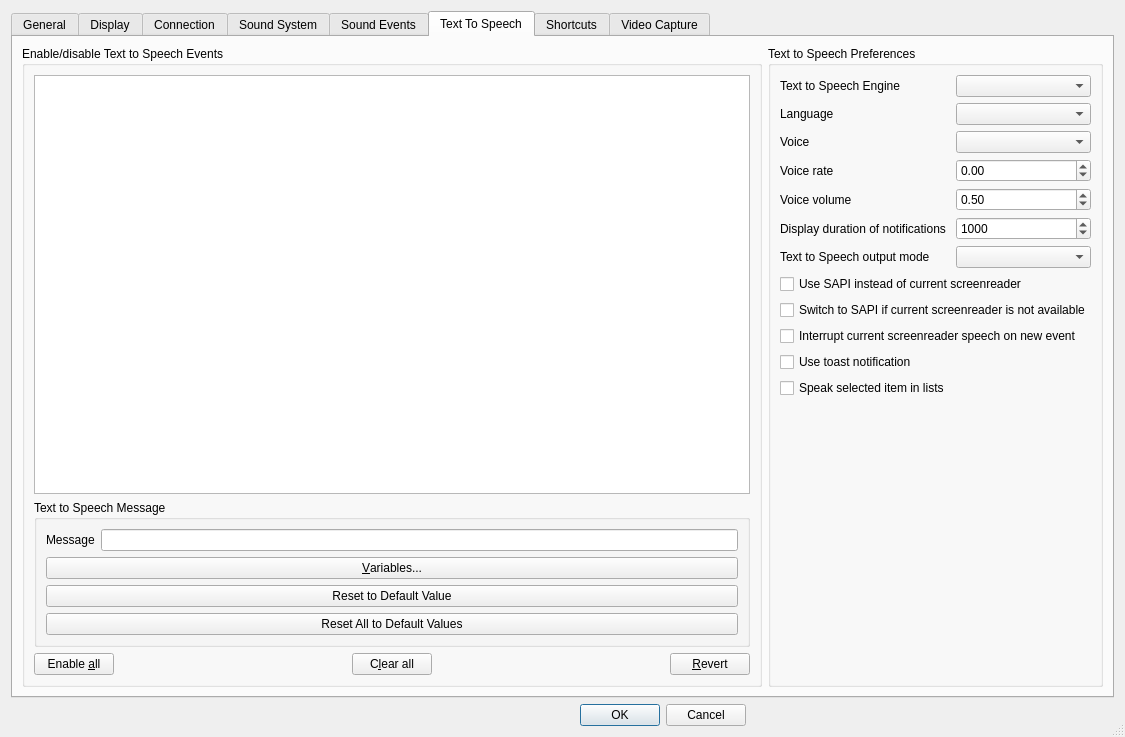
Above: Client/qtTeamTalk/preferences.ui from BearWare/TeamTalk5 before the change. Below: the same form after it.
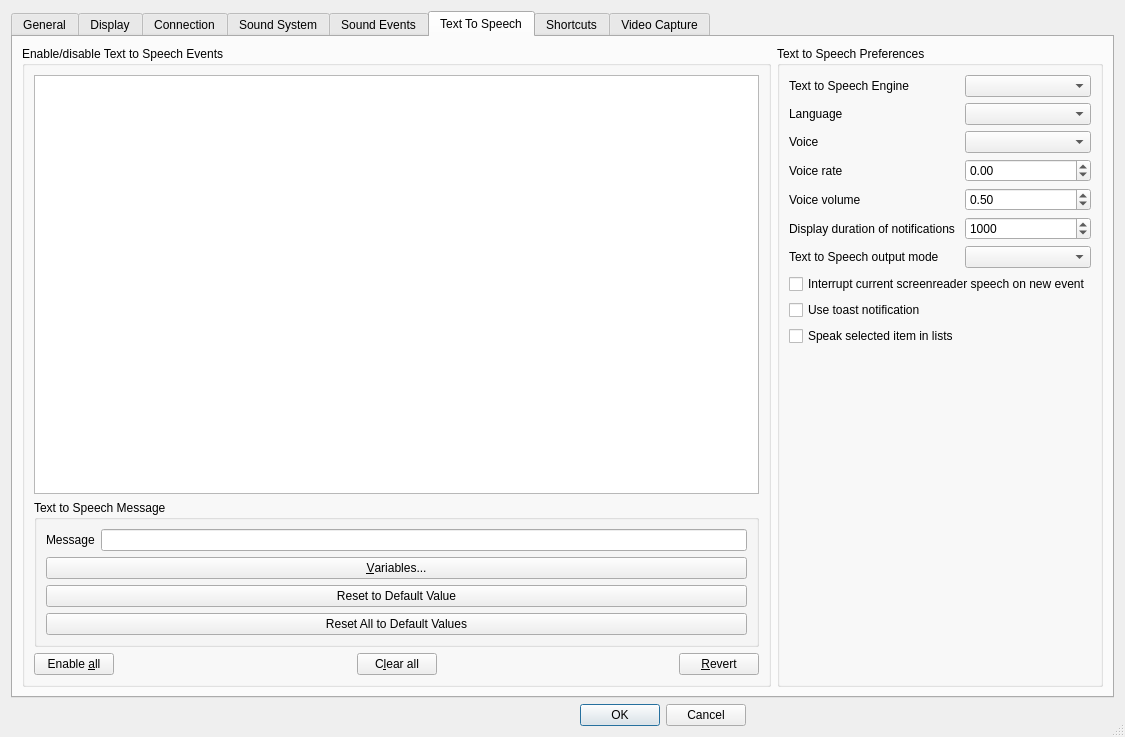
That is the form after the change. The open tabs and pages were chosen to show the change. Icons and pictures are not drawn. Custom widgets are drawn as their Qt base class.

Commit message: Switch to Prism

```diff
--- a/Client/qtTeamTalk/preferences.ui
+++ b/Client/qtTeamTalk/preferences.ui
@@ -1912,20 +1912,6 @@
              <widget class="QComboBox" name="ttsOutputModeComboBox"/>
             </item>
             <item row="7" column="0" colspan="2">
-             <widget class="QCheckBox" name="ttsForceSapiChkBox">
-              <property name="text">
-               <string>Use SAPI instead of current screenreader</string>
-              </property>
-             </widget>
-            </item>
-            <item row="8" column="0" colspan="2">
-             <widget class="QCheckBox" name="ttsTrySapiChkBox">
-              <property name="text">
-               <string>Switch to SAPI if current screenreader is not available</string>
-              </property>
-             </widget>
-            </item>
-            <item row="9" column="0" colspan="2">
              <widget class="QCheckBox" name="ttsAssertiveChkBox">
               <property name="text">
                <string>Interrupt current screenreader speech on new event</string>
```
The commit also changes 23 other files.
